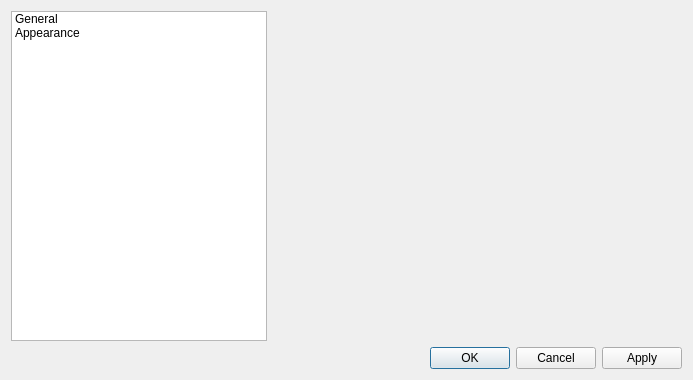
The window that preferencesdialog.ui (Yovsky/Edito) describes before a commit, drawn with Qt 5.
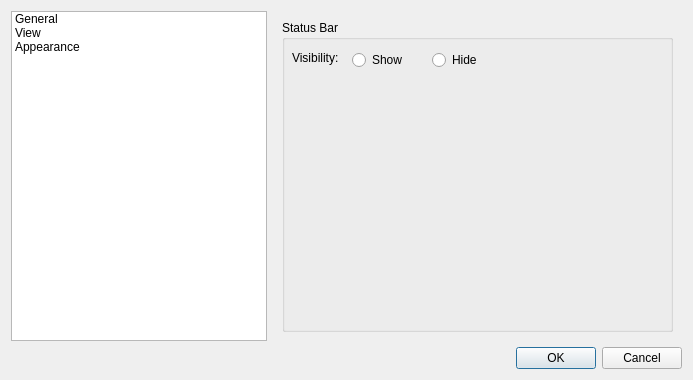
The same window after the commit. Icons and pictures are not drawn.

Commit message: Added the statusbar visibility toggle.

Patch:
```diff
--- a/preferencesdialog.ui
+++ b/preferencesdialog.ui
@@ -25,6 +25,11 @@
        <string>General</string>
       </property>
      </item>
+     <item>
+      <property name="text">
+       <string>View</string>
+      </property>
+     </item>
      <item>
       <property name="text">
        <string>Appearance</string>
@@ -34,7 +39,75 @@
    </item>
    <item row="0" column="1">
     <widget class="QStackedWidget" name="stackedWidget">
+     <property name="currentIndex">
+      <number>1</number>
+     </property>
      <widget class="QWidget" name="General"/>
+     <widget class="QWidget" name="View">
+      <layout class="QGridLayout" name="gridLayout_2">
+       <item row="0" column="0">
+        <widget class="QGroupBox" name="groupBox_2">
+         <property name="title">
+          <string>Status Bar</string>
+         </property>
+         <widget class="QLabel" name="label_2">
+          <property name="geometry">
+           <rect>
+            <x>10</x>
+            <y>30</y>
+            <width>51</width>
+            <height>16</height>
+           </rect>
+          </property>
+          <property name="text">
+           <string>Visibility:</string>
+          </property>
+         </widget>
+         <widget class="QRadioButton" name="Show">
+          <property name="geometry">
+           <rect>
+            <x>70</x>
+            <y>30</y>
+            <width>61</width>
+            <height>20</height>
+           </rect>
+          </property>
+          <property name="text">
+           <string>Show</string>
+          </property>
+         </widget>
+         <widget class="QRadioButton" name="radioButton_2">
+          <property name="geometry">
+           <rect>
+            <x>150</x>
+            <y>30</y>
+            <width>90</width>
+            <height>20</height>
+           </rect>
+          </property>
+          <property name="sizePolicy">
+           <sizepolicy hsizetype="Minimum" vsizetype="Fixed">
+            <horstretch>0</horstretch>
+            <verstretch>0</verstretch>
+           </sizepolicy>
+          </property>
+          <property name="font">
+           <font>
+            <bold>false</bold>
+            <underline>false</underline>
+           </font>
+          </property>
+          <property name="autoFillBackground">
+           <bool>false</bool>
+          </property>
+          <property name="text">
+           <string>Hide</string>
+          </property>
+         </widget>
+        </widget>
+       </item>
+      </layout>
+     </widget>
      <widget class="QWidget" name="Apperance">
       <layout class="QGridLayout" name="gridLayout">
        <item row="0" column="1">
@@ -110,7 +183,7 @@
    <item row="1" column="1">
     <widget class="QDialogButtonBox" name="buttonBox">
      <property name="standardButtons">
-      <set>QDialogButtonBox::StandardButton::Apply|QDialogButtonBox::StandardButton::Cancel|QDialogButtonBox::StandardButton::Ok</set>
+      <set>QDialogButtonBox::StandardButton::Cancel|QDialogButtonBox::StandardButton::Ok</set>
      </property>
     </widget>
    </item>
```
Left out of the diff: 7 changed lines with no effect on the pictures. The commit also changes 4 other files.
